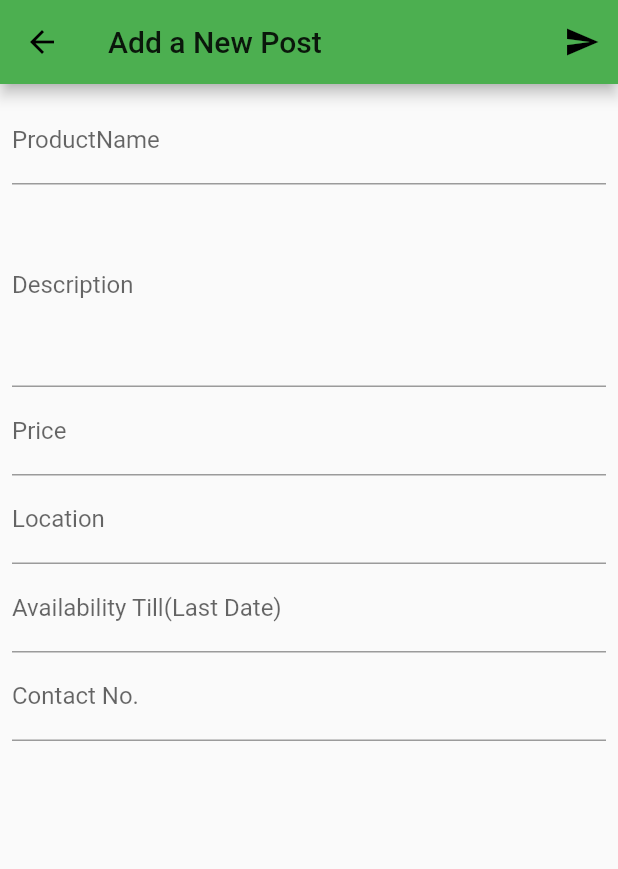
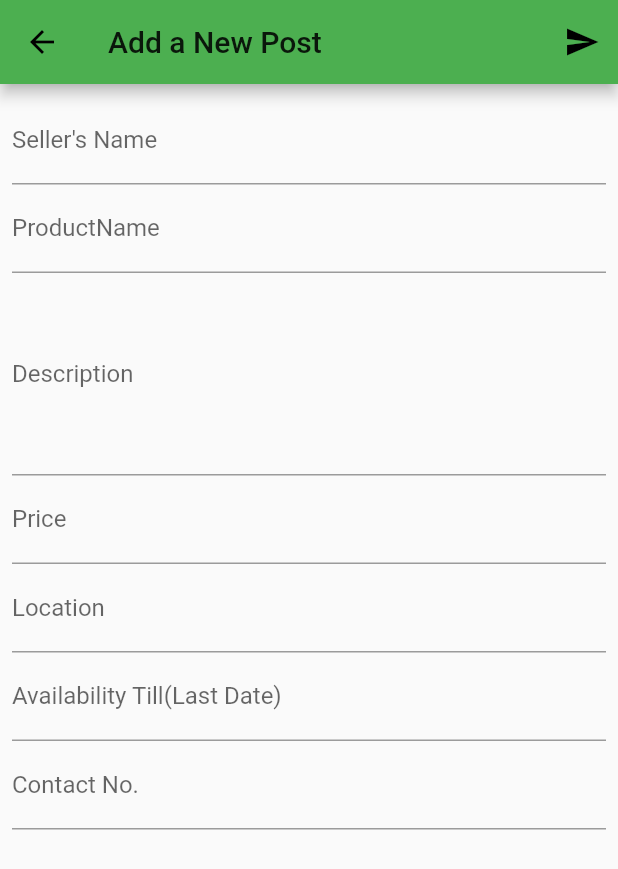
Before and after one commit to SaileshVerma/Farmerly, a Flutter app: the AddRequestScreen screen opened by its route, on a phone screen of 412 x 824 dp. Shown: the top 869 px of the screen. Run offline on Flutter 3.47's test engine with Material 2 defaults, Android fonts, the phone set to English and light mode, and no system bars; our stand-ins replace font_awesome_flutter.

```diff
--- a/lib/models/product.dart
+++ b/lib/models/product.dart
@@ -2,6 +2,7 @@ import 'package:flutter/cupertino.dart';
 
 class Product with ChangeNotifier {
   final String id;
+  final String name;
   final String productname;
   final String description;
   final double price;
@@ -11,6 +12,7 @@ class Product with ChangeNotifier {
 
   Product(
       {@required this.id,
+      @required this.name,
       @required this.productname,
       @required this.availability,
       @required this.description,
--- a/lib/models/productss.dart
+++ b/lib/models/productss.dart
@@ -34,6 +34,7 @@ class Productss with ChangeNotifier {
     extractedData.forEach((prodId, prodData) {
       loadedproduct.add(Product(
         id: prodId,
+        name: prodData['name'],
         productname: prodData['productname'],
         availability: prodData['availability'],
         description: prodData['description'],
@@ -65,6 +66,7 @@ class Productss with ChangeNotifier {
 
       final newProd = Product(
           id: json.decode(response.body)['name'],
+          name: prods.name,
           productname: prods.productname,
           availability: prods.availability,
           description: prods.description,
--- a/lib/screens/AddRequestScreen.dart
+++ b/lib/screens/AddRequestScreen.dart
@@ -13,7 +13,7 @@ class _AddRequestScreenState extends State<AddRequestScreen> {
   final _focus = FocusNode();
 
   final _desc = FocusNode();
-
+  final _nm = FocusNode();
   final _pri = FocusNode();
 
   final _loc = FocusNode();
@@ -23,6 +23,7 @@ class _AddRequestScreenState extends State<AddRequestScreen> {
   final _gkey = GlobalKey<FormState>();
   var _editedprod = Product(
       id: null,
+      name: '',
       productname: '',
       availability: '',
       description: '',
@@ -31,6 +32,7 @@ class _AddRequestScreenState extends State<AddRequestScreen> {
       phoneno: 0);
   void dispose() {
     _cont.dispose();
+    _nm.dispose();
     _focus.dispose();
     _desc.dispose();
     _pri.dispose();
@@ -86,15 +88,37 @@ class _AddRequestScreenState extends State<AddRequestScreen> {
           child: ListView(children: <Widget>[
             TextFormField(
               decoration: InputDecoration(
+                labelText: "Seller's Name",
+              ),
+              textInputAction: TextInputAction.next,
+              onFieldSubmitted: (_) {
+                FocusScope.of(context).requestFocus(_nm);
+              },
+              onSaved: (value) {
+                _editedprod = Product(
+                    id: _editedprod.id,
+                    name: value,
+                    productname: _editedprod.productname,
+                    availability: _editedprod.availability,
+                    description: _editedprod.description,
+                    location: _editedprod.location,
+                    price: _editedprod.price,
+                    phoneno: _editedprod.phoneno);
+              },
+            ),
+            TextFormField(
+              decoration: InputDecoration(
                 labelText: 'ProductName',
               ),
               textInputAction: TextInputAction.next,
+              focusNode: _nm,
               onFieldSubmitted: (_) {
                 FocusScope.of(context).requestFocus(_focus);
               },
               onSaved: (value) {
                 _editedprod = Product(
                     id: _editedprod.id,
+                    name: _editedprod.name,
                     productname: value,
                     availability: _editedprod.availability,
                     description: _editedprod.description,
@@ -117,6 +141,7 @@ class _AddRequestScreenState extends State<AddRequestScreen> {
               onSaved: (value) {
                 _editedprod = Product(
                     id: _editedprod.id,
+                    name: _editedprod.name,
                     productname: _editedprod.productname,
                     availability: _editedprod.availability,
                     description: value,
@@ -138,6 +163,7 @@ class _AddRequestScreenState extends State<AddRequestScreen> {
               onSaved: (value) {
                 _editedprod = Product(
                     id: _editedprod.id,
+                    name: _editedprod.name,
                     productname: _editedprod.productname,
                     availability: _editedprod.availability,
                     description: _editedprod.description,
@@ -158,6 +184,7 @@ class _AddRequestScreenState extends State<AddRequestScreen> {
               onSaved: (value) {
                 _editedprod = Product(
                     id: _editedprod.id,
+                    name: _editedprod.name,
                     productname: _editedprod.productname,
                     availability: _editedprod.availability,
                     description: _editedprod.description,
@@ -178,6 +205,7 @@ class _AddRequestScreenState extends State<AddRequestScreen> {
               onSaved: (value) {
                 _editedprod = Product(
                     id: _editedprod.id,
+                    name: _editedprod.name,
                     productname: _editedprod.productname,
                     availability: value,
                     description: _editedprod.description,
@@ -196,6 +224,7 @@ class _AddRequestScreenState extends State<AddRequestScreen> {
               onSaved: (value) {
                 _editedprod = Product(
                   id: _editedprod.id,
+                  name: _editedprod.name,
                   productname: _editedprod.productname,
                   availability: _editedprod.availability,
                   description: _editedprod.description,
--- a/lib/widgets/OverViewScreen.dart
+++ b/lib/widgets/OverViewScreen.dart
@@ -47,7 +47,7 @@ class _OverViewScreenState extends State<OverViewScreen> {
             ),
             Text(
               "ly",
-              style: TextStyle(color: Colors.white),
+              style: TextStyle(color: Colors.black),
             ),
           ],
         ),
--- a/lib/widgets/product_items.dart
+++ b/lib/widgets/product_items.dart
@@ -5,13 +5,14 @@ import 'package:font_awesome_flutter/font_awesome_flutter.dart';
 
 class ProductItems extends StatelessWidget {
   final String productname;
+  final String name;
   final double price;
   final String id;
   final String availability;
   final String location;
   final int phoneno;
-  ProductItems(this.id, this.productname, this.availability, this.location,
-      this.price, this.phoneno);
+  ProductItems(this.id, this.name, this.productname, this.availability,
+      this.location, this.price, this.phoneno);
   @override
   Widget build(BuildContext context) {
     //final product = Provider.of<Product>(context, listen: false);
--- a/lib/widgets/product_list.dart
+++ b/lib/widgets/product_list.dart
@@ -17,6 +17,7 @@ class ProductList extends StatelessWidget {
               children: <Widget>[
                 ProductItems(
                     product[item].id,
+                    product[item].name,
                     product[item].productname,
                     product[item].availability,
                     product[item].location,
--- a/lib/widgets/userproducts_items.dart
+++ b/lib/widgets/userproducts_items.dart
@@ -20,6 +20,10 @@ class UserProdItem extends StatelessWidget {
           icon: Icon(Icons.delete),
           onPressed: () {
             Provider.of<Productss>(context).deleteProds(prodid);
+            Scaffold.of(context).showSnackBar(SnackBar(
+              content: Text("your request was deleted"),
+              duration: Duration(seconds: 3),
+            ));
           }),
     );
   }
```
Also changed, not shown: lib/screens/ProductsDetailsScreen.dart (+13 -5 lines).
